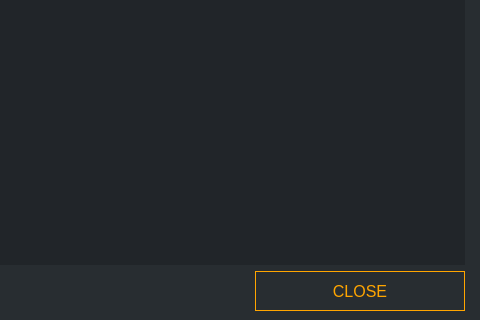
Before: the Qt Designer form src/gui/ui/depositdetailsdialog.ui in ConcealNetwork/conceal-desktop, drawn with Qt 5; both pictures show x 256 to 736 and y 180 to 500 of the 736 by 500 pixel window.
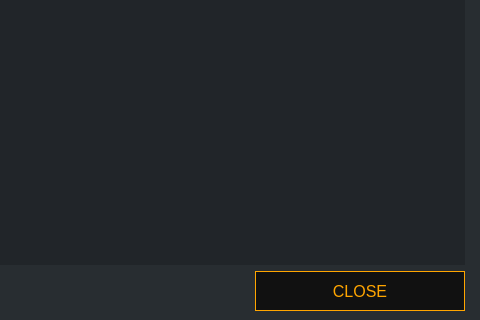
After: the same form once the commit is applied.

Commit message: fix incorrect color codes

What changed in the file:
```diff
--- a/src/gui/ui/depositdetailsdialog.ui
+++ b/src/gui/ui/depositdetailsdialog.ui
@@ -79,7 +79,7 @@
         <font/>
        </property>
        <property name="styleSheet">
-        <string notr="true">QPushButton#m_okButton {color: orange; background-color: #1; border: 1px solid orange; font-size: 16px;}
+        <string notr="true">QPushButton#m_okButton {color: orange; background-color: #111111; border: 1px solid orange; font-size: 16px;}
 
 QPushButton#m_okButton:hover {color: orange; background-color: #1; border: 2px solid orange; font-size: 16px;}</string>
        </property>
```
Left out of the diff: 2 changed lines with no effect on the pictures. The commit also changes 26 other files.
